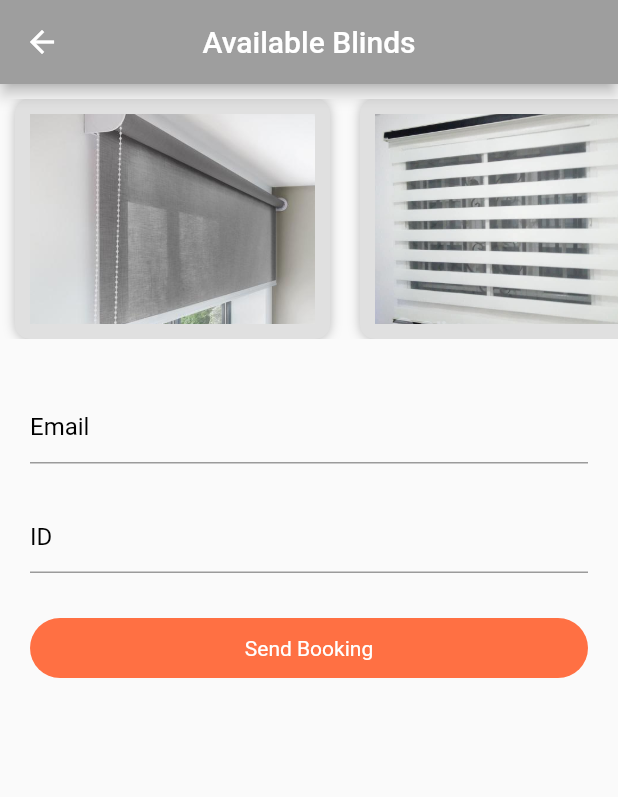
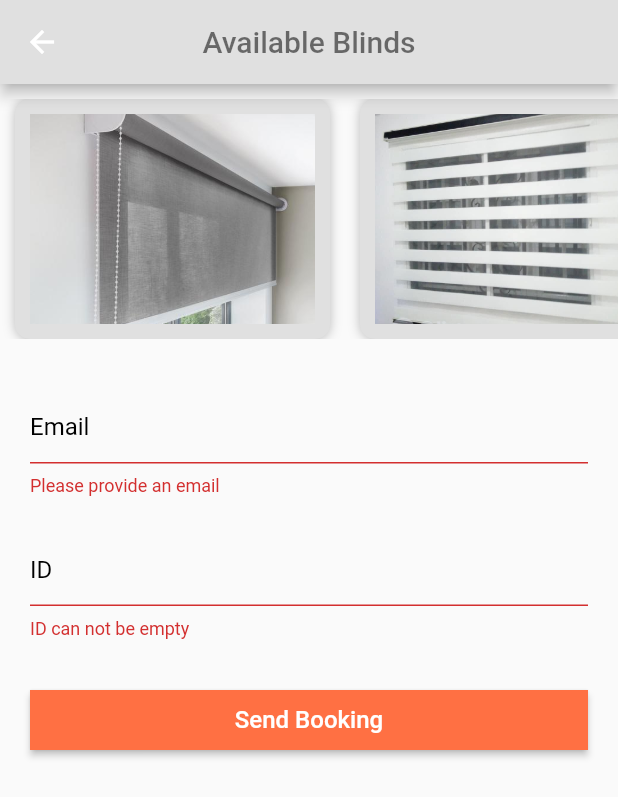
Before and after one commit to XROLE/uzotex_blind, a Flutter app: the SampleScreen screen opened directly, after a tap on "Send Booking", on a phone screen of 412 x 824 dp. Shown: the top 797 px of the screen. Run offline on Flutter 3.47's test engine with Material 2 defaults, Android fonts, the phone set to English and light mode, and no system bars; our stand-ins replace flutter_dotenv, google_fonts; missing offline and left inert: mailer.

Commit message:
add validation to form field

```diff
--- a/lib/components/mailer.dart
+++ b/lib/components/mailer.dart
@@ -3,7 +3,6 @@ import 'package:mailer/smtp_server.dart';
 import 'package:flutter_dotenv/flutter_dotenv.dart';
 
 void sendMail(String recipientEmail, String id) async {
-  print('Chosen never die RecipientEmail: $recipientEmail with Id: $id');
   String username = DotEnv().env['mailer_username'];
   String password = DotEnv().env['mailer_password'];
 
--- a/lib/screens/sample_screen.dart
+++ b/lib/screens/sample_screen.dart
@@ -8,8 +8,8 @@ class SampleScreen extends StatelessWidget {
     return SafeArea(
       child: Scaffold(
         appBar: AppBar(
-          title: Text('Available Blinds'),
-          backgroundColor: Colors.grey,
+          title: Text('Available Blinds', style: TextStyle(color: Colors.black54),),
+          backgroundColor: Colors.grey[300],
           centerTitle: true,
         ),
         body: InkWell(
--- a/lib/widgets/booking_form.dart
+++ b/lib/widgets/booking_form.dart
@@ -1,7 +1,6 @@
 import 'package:flutter/material.dart';
 import 'package:flutter/rendering.dart';
 import 'package:uzotex_blind/components/mailer.dart';
-
 
 class BookingForm extends StatefulWidget {
   @override
@@ -12,11 +11,13 @@ class _BookingFormState extends State<BookingForm>
     with SingleTickerProviderStateMixin {
   final emailController = TextEditingController();
   final blindIdController = TextEditingController();
+  final _formKey = GlobalKey<FormState>();
 
   AnimationController _controller;
   Animation _animation;
 
   FocusNode _focusNode = FocusNode();
+
   @override
   void initState() {
     super.initState();
@@ -56,11 +57,23 @@ class _BookingFormState extends State<BookingForm>
         shrinkWrap: true,
         itemBuilder: (context, index) {
           return SingleChildScrollView(
+            child: Form(
+              key: _formKey,
               child: Column(
                 children: [
                   SizedBox(height: _animation.value / 4),
                   TextFormField(
                     controller: emailController,
+                    validator: (value) {
+                      final checkMail = RegExp(
+                          r"^[a-zA-Z0-9.a-zA-Z0-9.!#$%&'*+-/=?^_`{|}~]+@[a-zA-Z0-9]+\.[a-zA-Z]+");
+                      if (value.isEmpty) {
+                        return 'Please provide an email';
+                      } else if (!checkMail.hasMatch(value)) {
+                        return 'Email is not valid';
+                      }
+                      return null;
+                    },
                     decoration: InputDecoration(
                       labelText: 'Email',
                       labelStyle: TextStyle(color: Colors.black),
@@ -74,37 +87,51 @@ class _BookingFormState extends State<BookingForm>
                   SizedBox(height: _animation.value / 4),
                   TextFormField(
                     controller: blindIdController,
+                    validator: (value) {
+                      if (value.isEmpty) {
+                        return 'ID can not be empty';
+                      }
+                      return null;
+                    },
                     decoration: InputDecoration(
                       labelText: 'ID',
                       labelStyle: TextStyle(color: Colors.black),
                       contentPadding: EdgeInsets.symmetric(vertical: 1.0),
                       focusedBorder: UnderlineInputBorder(
-                        borderSide: BorderSide(color: Colors.deepOrange[400])),
+                          borderSide:
+                              BorderSide(color: Colors.deepOrange[400])),
                     ),
                   ),
                   SizedBox(height: 30.0),
-                InkWell(
-                  onTap: () => {
-                    print('I am a chosen one booking form blind: ... ${blindIdController.text} emai:${emailController.text}'),
-                    sendMail(emailController.text.trim(), blindIdController.text.trim()),
+                  RaisedButton(
+                    padding: EdgeInsets.all(0.0),
+                    onPressed: () {
+                      if (_formKey.currentState.validate()) {
+                        sendMail(
+                          emailController.text.trim(),
+                          blindIdController.text.trim(),
+                        );
+
+                        Scaffold.of(context).showSnackBar(SnackBar(
+                          content: Text('Booked Succesfully!'),
+                        ));
+
+                        blindIdController.clear();
+                        emailController.clear();
+                      }
                     },
                     child: Container(
+                      alignment: Alignment.center,
+                      width: double.infinity,
                       height: 40.0,
                       decoration: BoxDecoration(
                         color: Colors.deepOrange[400],
-                      borderRadius: BorderRadius.circular(20.0),
                       ),
-                    child: Container(
-                      width: double.infinity,
-                      child: Center(
-                          child: Text(
-                        'Send Booking',
-                        style: TextStyle(color: Colors.white),
-                      )),
-                    ),
+                      child: Text('Send Booking', style: TextStyle(color: Colors.white, fontSize: 16),),
                     ),
                   ),
                 ],
+              ),
             ),
           );
         },
```
Lines whose indentation alone changed are shown as unchanged.
